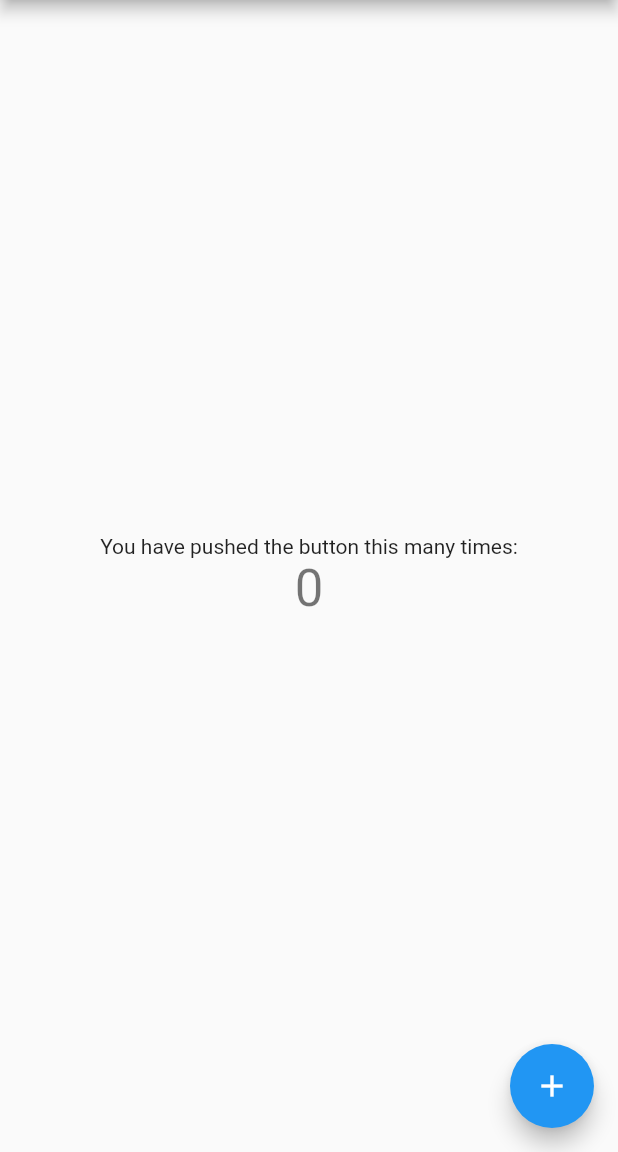
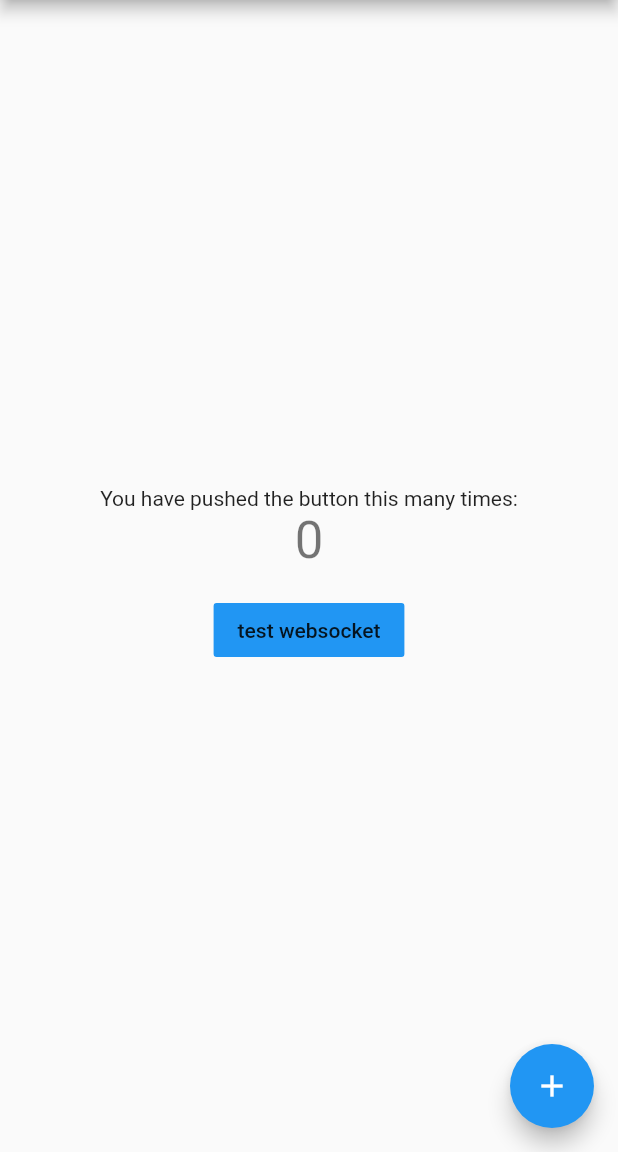
Before and after one commit to Off-Top-App/off-top-flutter, a Flutter app: the screen it shows after launch, on a phone screen of 412 x 824 dp, the part 84-1236 px from its top. Run offline on Flutter 3.47's test engine with Material 2 defaults, Android fonts, the phone set to English and light mode, and no system bars; network calls fail.

Commit message:
currently implementing a websocket in flutter.io

```diff
--- a/lib/main.dart
+++ b/lib/main.dart
@@ -1,8 +1,12 @@
 import 'package:flutter/material.dart';
+import 'package:web_socket_channel/io.dart';
+import 'package:web_socket_channel/status.dart' as status;
+import 'package:web_socket_channel/web_socket_channel.dart';
 
 void main() => runApp(MyApp());
 
 class MyApp extends StatelessWidget {
+
   // This widget is the root of your application.
   @override
   Widget build(BuildContext context) {
@@ -44,51 +48,34 @@ class MyHomePage extends StatefulWidget {
 }
 
 class _MyHomePageState extends State<MyHomePage> {
+  final channel = IOWebSocketChannel.connect('ws://echo.websocket.org');
   int _counter = 0;
 
   void _incrementCounter() {
     setState(() {
-      // This call to setState tells the Flutter framework that something has
-      // changed in this State, which causes it to rerun the build method below
-      // so that the display can reflect the updated values. If we changed
-      // _counter without calling setState(), then the build method would not be
-      // called again, and so nothing would appear to happen.
       _counter++;
     });
   }
 
+  void createWebsocket() async{
+    channel.stream.listen((message) {
+      channel.sink.add("received!");
+      channel.sink.close(status.goingAway);
+    });
+  }
+
+  void sendMessage(){
+    channel.sink.add('Hello!');
+  }
   @override
   Widget build(BuildContext context) {
-    // This method is rerun every time setState is called, for instance as done
-    // by the _incrementCounter method above.
-    //
-    // The Flutter framework has been optimized to make rerunning build methods
-    // fast, so that you can just rebuild anything that needs updating rather
-    // than having to individually change instances of widgets.
     return Scaffold(
       appBar: AppBar(
-        // Here we take the value from the MyHomePage object that was created by
-        // the App.build method, and use it to set our appbar title.
         title: Text(widget.title),
       ),
       body: Center(
-        // Center is a layout widget. It takes a single child and positions it
-        // in the middle of the parent.
+
         child: Column(
-          // Column is also a layout widget. It takes a list of children and
-          // arranges them vertically. By default, it sizes itself to fit its
-          // children horizontally, and tries to be as tall as its parent.
-          //
-          // Invoke "debug painting" (press "p" in the console, choose the
-          // "Toggle Debug Paint" action from the Flutter Inspector in Android
-          // Studio, or the "Toggle Debug Paint" command in Visual Studio Code)
-          // to see the wireframe for each widget.
-          //
-          // Column has various properties to control how it sizes itself and
-          // how it positions its children. Here we use mainAxisAlignment to
-          // center the children vertically; the main axis here is the vertical
-          // axis because Columns are vertical (the cross axis would be
-          // horizontal).
           mainAxisAlignment: MainAxisAlignment.center,
           children: <Widget>[
             Text(
@@ -98,6 +85,17 @@ class _MyHomePageState extends State<MyHomePage> {
               '$_counter',
               style: Theme.of(context).textTheme.display1,
             ),
+            StreamBuilder(
+              stream: channel.stream,
+              builder: (context, snapshot){
+                return Text(snapshot.hasData ? '${snapshot.data}' : '');
+              } ,
+            ),
+            FlatButton(
+              child: Text('test websocket'),
+              color: Colors.blue,
+              onPressed: sendMessage,
+            )
           ],
         ),
       ),
--- a/pubspec.yaml
+++ b/pubspec.yaml
@@ -19,6 +19,7 @@ environment:
 dependencies:
   flutter:
     sdk: flutter
+  web_socket_channel: ^1.1.0
 
   # The following adds the Cupertino Icons font to your application.
   # Use with the CupertinoIcons class for iOS style icons.
```
Also changed, not shown: pubspec.lock, 166 other files.
